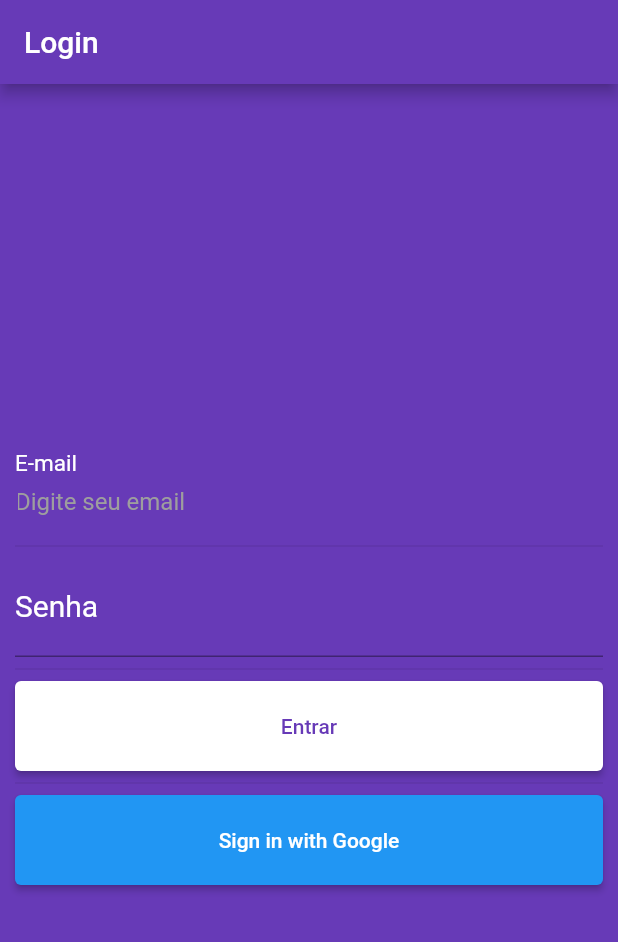
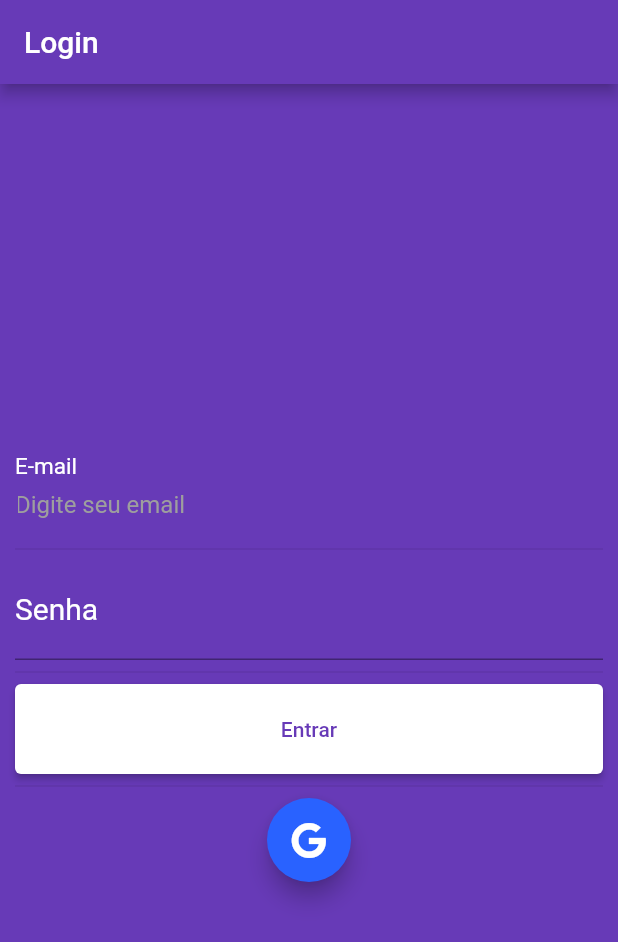
Before and after one commit to Thlimass/Login_Screen_App, a Flutter app: the screen it shows after launch, on a phone screen of 412 x 824 dp. Shown: the top 942 px of the screen. Run offline on Flutter 3.47's test engine with Material 2 defaults, Android fonts, the phone set to English and light mode, and no system bars; our stand-ins replace firebase_auth, font_awesome_flutter, google_sign_in; accounts and stored records are empty.

Commit message:
Alterado o estilo de botão do Google.

```diff
--- a/lib/main.dart
+++ b/lib/main.dart
@@ -3,6 +3,7 @@ import 'package:loginscreen/pages/home.dart';
 import 'package:flutter/material.dart';
 import 'package:loginscreen/pages/login_page.dart';
 import 'package:loginscreen/pages/splash.dart';
+
 
 void main() {
   runApp(MyApp());
--- a/lib/pages/login_page.dart
+++ b/lib/pages/login_page.dart
@@ -1,6 +1,7 @@
 import 'package:flutter/cupertino.dart';
 import 'package:flutter/material.dart';
 import 'package:loginscreen/services/firebase_auth.dart';
+import 'package:font_awesome_flutter/font_awesome_flutter.dart';
 
 class LoginPage extends StatefulWidget {
   @override
@@ -84,19 +85,19 @@ class _LoginPageState extends State<LoginPage> {
              ),
             Divider(),
         ButtonTheme(
-          height: 60.0 ,
-          buttonColor: Colors.blue,         //  <-- light color
-          textTheme: ButtonTextTheme.primary, //  <-- dark text for light background
-          child: RaisedButton(
-            onPressed: () async {
-              bool res = await AuthProvider().loginWithGoogle();
-              if(!res)
-                print("error logging in with google");
+          child: Row(
+            mainAxisAlignment: MainAxisAlignment.center,
+            children: <Widget>[
+              FloatingActionButton(
+                backgroundColor: Colors.blueAccent[700],
+                child: Icon(FontAwesomeIcons.google,color: Color(0xFFFFFFFF),),
+              onPressed: () async {
+                bool res = await AuthProvider().loginWithGoogle();
+                if(!res)
+                  print("error logging in with google");
               },
-            child: Text(
-              "Sign in with Google",
-              style: TextStyle(color: Colors.white),
-            ),
+              ),
+             ],
               ),
              )
             ],
--- a/pubspec.yaml
+++ b/pubspec.yaml
@@ -25,6 +25,7 @@ dependencies:
     sdk: flutter
   firebase_auth: ^0.16.0
   google_sign_in: ^4.5.1
+  font_awesome_flutter: ^8.8.1
 
 
   # The following adds the Cupertino Icons font to your application.
```
Also changed, not shown: pubspec.lock.
